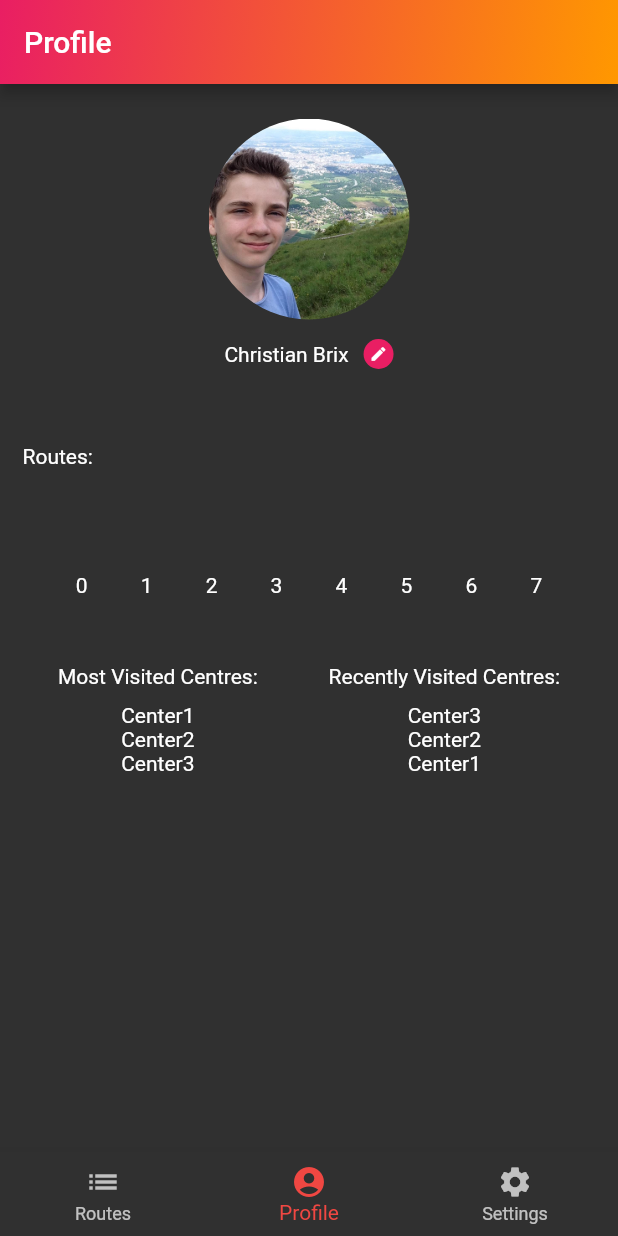
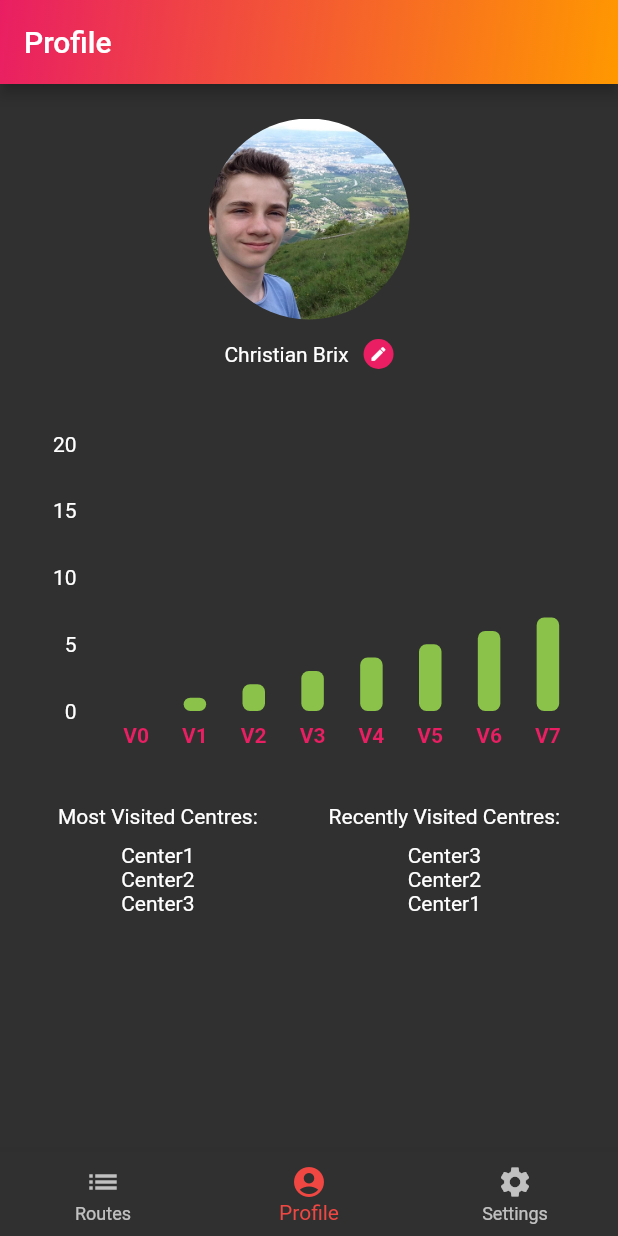
Before and after one commit to Skysub/climb.it, a Flutter app: the screen it shows after launch, item 2 of the bottom bar chosen, on a phone screen of 412 x 824 dp. Run offline on Flutter 3.47's test engine with Material 2 defaults, Android fonts, the phone set to English and light mode, and no system bars; drawn by our look-alikes of fl_chart; our stand-ins replace cached_network_image, firebase_core, firebase_database, flutter_settings_screens, video_player; accounts and stored records are empty.

Commit message:
Updated profile + Chart

```diff
--- /dev/null
+++ b/lib/bar chart/bar_data.dart
@@ -0,0 +1,40 @@
+import 'package:climb_it/bar%20chart/individual_bar.dart';
+
+class BarData {
+  final double v0Amount;
+  final double v1Amount;
+  final double v2Amount;
+  final double v3Amount;
+  final double v4Amount;
+  final double v5Amount;
+  final double v6Amount;
+  final double v7Amount;
+
+  BarData({
+    required this.v0Amount,
+    required this.v1Amount,
+    required this.v2Amount,
+    required this.v3Amount,
+    required this.v4Amount,
+    required this.v5Amount,
+    required this.v6Amount,
+    required this.v7Amount,
+
+  });
+
+  List<IndividualBar> barData = [];
+
+  void initializeBarData() {
+    barData = [
+      IndividualBar(x: 0, y: v0Amount),
+      IndividualBar(x: 1, y: v1Amount),
+      IndividualBar(x: 2, y: v2Amount),
+      IndividualBar(x: 3, y: v3Amount),
+      IndividualBar(x: 4, y: v4Amount),
+      IndividualBar(x: 5, y: v5Amount),
+      IndividualBar(x: 6, y: v6Amount),
+      IndividualBar(x: 7, y: v7Amount),
+    ];
+  }
+
+}
--- /dev/null
+++ b/lib/bar chart/bar_graph.dart
@@ -0,0 +1,101 @@
+import 'package:climb_it/bar%20chart/bar_data.dart';
+import 'package:fl_chart/fl_chart.dart';
+import 'package:flutter/material.dart';
+
+class MyBarGraph extends StatelessWidget {
+  final List vAmmount;
+  const MyBarGraph({
+    super.key,
+    required this.vAmmount,
+  });
+
+  @override
+  Widget build(BuildContext context) {
+    BarData myBarData = BarData(
+      v0Amount: vAmmount[0],
+      v1Amount: vAmmount[1],
+      v2Amount: vAmmount[2],
+      v3Amount: vAmmount[3],
+      v4Amount: vAmmount[4],
+      v5Amount: vAmmount[5],
+      v6Amount: vAmmount[6],
+      v7Amount: vAmmount[7],
+    );
+    myBarData.initializeBarData();
+
+    return BarChart(
+      BarChartData(
+        maxY: 20,
+        minY: 0,
+        gridData: const FlGridData(show: false),
+        borderData: FlBorderData(show: false),
+        titlesData: const FlTitlesData(
+          show: true,
+          topTitles: AxisTitles(sideTitles: SideTitles(showTitles: false)),
+          rightTitles: AxisTitles(sideTitles: SideTitles(showTitles: false)),
+          bottomTitles: AxisTitles(
+            sideTitles: SideTitles(
+              showTitles: true,
+              getTitlesWidget: getBottomTitles,
+            ),
+          ),
+        ),
+        barGroups: myBarData.barData
+            .map(
+              (data) => BarChartGroupData(
+                x: data.x,
+                barRods: [
+                  BarChartRodData(
+                    toY: data.y,
+                    color: Colors.lightGreen,
+                    width: 15,
+                    borderRadius: BorderRadius.circular(5),
+                  ),
+                ],
+              ),
+            )
+            .toList(),
+      ),
+    );
+  }
+}
+
+Widget getBottomTitles (double value, TitleMeta meta){
+  const style = TextStyle(
+    color: Colors.pink,
+    fontWeight: FontWeight.bold,
+    fontSize: 14,
+  );
+
+  Widget text;
+  switch (value.toInt()) {
+    case 0:
+      text = const Text('V0', style: style);
+      break;
+    case 1:
+      text = const Text('V1', style: style);
+      break;
+    case 2:
+      text = const Text('V2', style: style);
+      break;
+    case 3:
+      text = const Text('V3', style: style);
+      break;
+    case 4:
+      text = const Text('V4', style: style);
+      break;
+    case 5:
+      text = const Text('V5', style: style);
+      break;
+    case 6:
+      text = const Text('V6', style: style);
+      break;
+    case 7:
+      text = const Text('V7', style: style);
+      break;
+    default:
+      text = const Text('', style: style);
+    }
+
+    return SideTitleWidget(child: text, axisSide: meta.axisSide);
+}
--- /dev/null
+++ b/lib/bar chart/individual_bar.dart
@@ -0,0 +1,9 @@
+class IndividualBar {
+  final int x;
+  final double y;
+
+  IndividualBar({
+    required this.x,
+    required this.y,
+  });
+}
--- a/lib/profile_page.dart
+++ b/lib/profile_page.dart
@@ -1,16 +1,27 @@
 
+import 'package:climb_it/bar%20chart/bar_graph.dart';
 import 'package:climb_it/main_app_bar.dart';
 import 'package:flutter/material.dart';
 
 class ProfilePage extends StatelessWidget {
   ProfilePage({super.key});
 
+  final List<double> vAmounts = [
+    0.0,
+    1.0,
+    2.0,
+    3.0,
+    4.0,
+    5.0,
+    6.0,
+    7.0,
+  ];
   final List<String> centers = ['Center1', 'Center2', 'Center3'];
 
   @override
   Widget build(BuildContext context) {
     return Scaffold(
-      appBar: const MainAppBar(barTitle: 'Profile'),
+      appBar: MainAppBar(barTitle: 'Profile'),
       body: SingleChildScrollView(
         scrollDirection: Axis.vertical,
         child: Padding(
@@ -52,32 +63,15 @@ class ProfilePage extends StatelessWidget {
                   ],
                 ),
               ),
-              const SizedBox(height: 50),
-              const Align(
-                  alignment: Alignment.centerLeft, child: Text('Routes:')),
-              const SizedBox(height: 20),
-              const Padding(
-                padding: EdgeInsets.fromLTRB(0, 50, 0, 0),
-                child: Row(
-                  mainAxisAlignment: MainAxisAlignment.spaceEvenly,
-                  children: [
-                    Text('0'),
-                    Text('1'),
-                    Text('2'),
-                    Text('3'),
-                    Text('4'),
-                    Text('5'),
-                    Text('6'),
-                    Text('7'),
-                  ],
-                ),
-              ),
-              const SizedBox(height: 5),
-              const Row(
-                mainAxisAlignment: MainAxisAlignment.spaceEvenly,
-                children: [
-
-                ],
+              Center(
+                child: Padding(
+                  padding: const EdgeInsets.fromLTRB(0, 50, 0, 0),
+                  child: SizedBox(
+                    height: 200,
+                    child: MyBarGraph(vAmmount: vAmounts,
+                    ),
+                  ),
+                )
               ),
               const SizedBox(height: 40),
               Row(
@@ -105,3 +99,15 @@ class ProfilePage extends StatelessWidget {
     );
   }
 }
+
+
+/*
+
+      body: Center(
+        child: SizedBox(
+          height: 200,
+          child: MyBarGraph(
+            vAmmount: vAmounts,
+          )),
+      ),
+      */
--- a/lib/settings/settings_page.dart
+++ b/lib/settings/settings_page.dart
@@ -1,5 +1,4 @@
 import 'package:flutter/material.dart';
-import 'package:flutter_phoenix/flutter_phoenix.dart';
 import 'package:flutter_settings_screens/flutter_settings_screens.dart';
 import 'icon_widget.dart';
 
```
Also changed, not shown: 1 other file.
